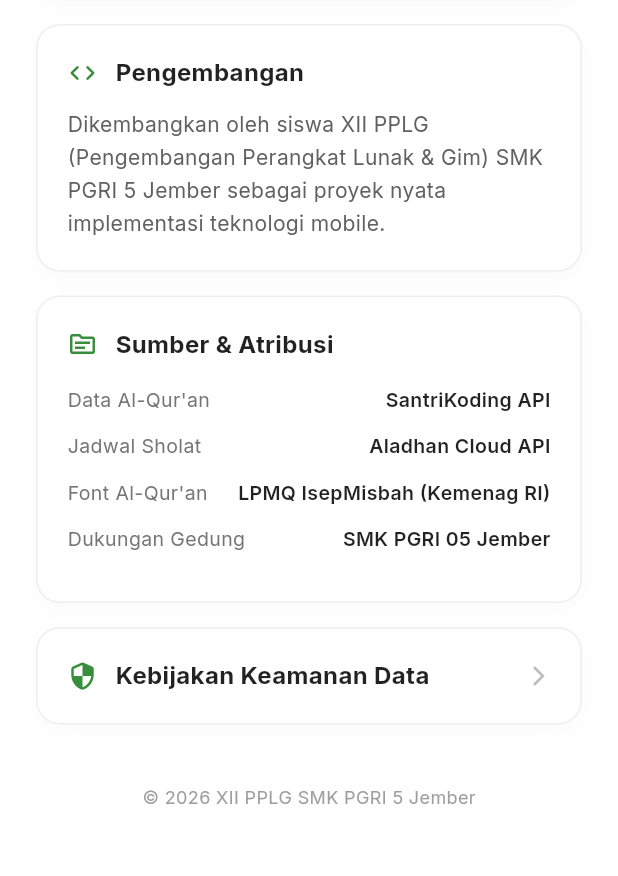
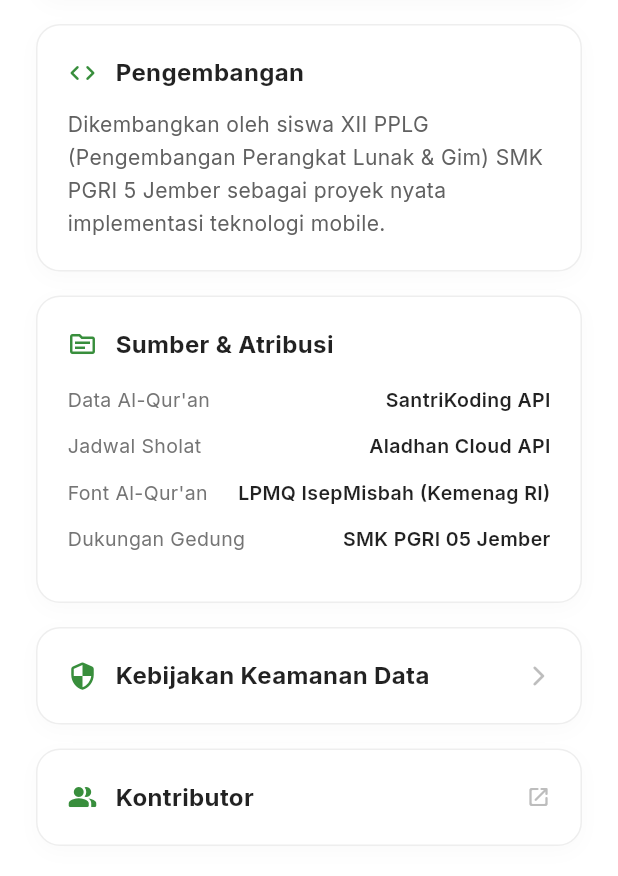
Before and after one commit to Fizora/quran-prima, a Flutter app: the InfoPage screen opened directly, scrolled down 295 dp, on a phone screen of 412 x 824 dp, the part 360-1236 px from its top. Run offline on Flutter 3.47's test engine with Material 3 defaults, Android fonts, the phone set to English and light mode, and no system bars; our stand-ins replace geocoding, geolocator, google_fonts, shared_preferences; accounts and stored records are empty.

Commit message:
update contributor

```diff
--- a/lib/pages/info_page.dart
+++ b/lib/pages/info_page.dart
@@ -175,6 +175,49 @@
               ),
             ),
 
+            const SizedBox(height: 16),
+
+            // Contributor Link
+            InkWell(
+              onTap: () {
+                _launchUrl('https://quran-prima.laskarsigma.my.id/');
+              },
+              borderRadius: BorderRadius.circular(16),
+              child: Container(
+                width: double.infinity,
+                padding: const EdgeInsets.all(20),
+                decoration: BoxDecoration(
+                  color: Colors.white,
+                  borderRadius: BorderRadius.circular(16),
+                  border: Border.all(color: Colors.grey[200]!),
+                  boxShadow: [
+                    BoxShadow(
+                      color: Colors.black.withOpacity(0.02),
+                      blurRadius: 10,
+                      offset: const Offset(0, 4),
+                    ),
+                  ],
+                ),
+                child: Row(
+                  children: [
+                    Icon(Icons.people_alt_rounded, color: Colors.green[700], size: 20),
+                    const SizedBox(width: 12),
+                    const Expanded(
+                      child: Text(
+                        "Kontributor",
+                        style: TextStyle(
+                          fontSize: 16,
+                          fontWeight: FontWeight.bold,
+                          color: Colors.black87,
+                        ),
+                      ),
+                    ),
+                    Icon(Icons.open_in_new_rounded, color: Colors.grey[400], size: 16),
+                  ],
+                ),
+              ),
+            ),
+
             const SizedBox(height: 40),
 
             // Footer
--- a/pubspec.yaml
+++ b/pubspec.yaml
@@ -16,7 +16,7 @@
 # https://developer.apple.com/library/archive/documentation/General/Reference/InfoPlistKeyReference/Articles/CoreFoundationKeys.html
 # In Windows, build-name is used as the major, minor, and patch parts
 # of the product and file versions while build-number is used as the build suffix.
-version: 1.0.0+1
+version: 1.0.0+3
 
 environment:
   sdk: ^3.9.2
```
